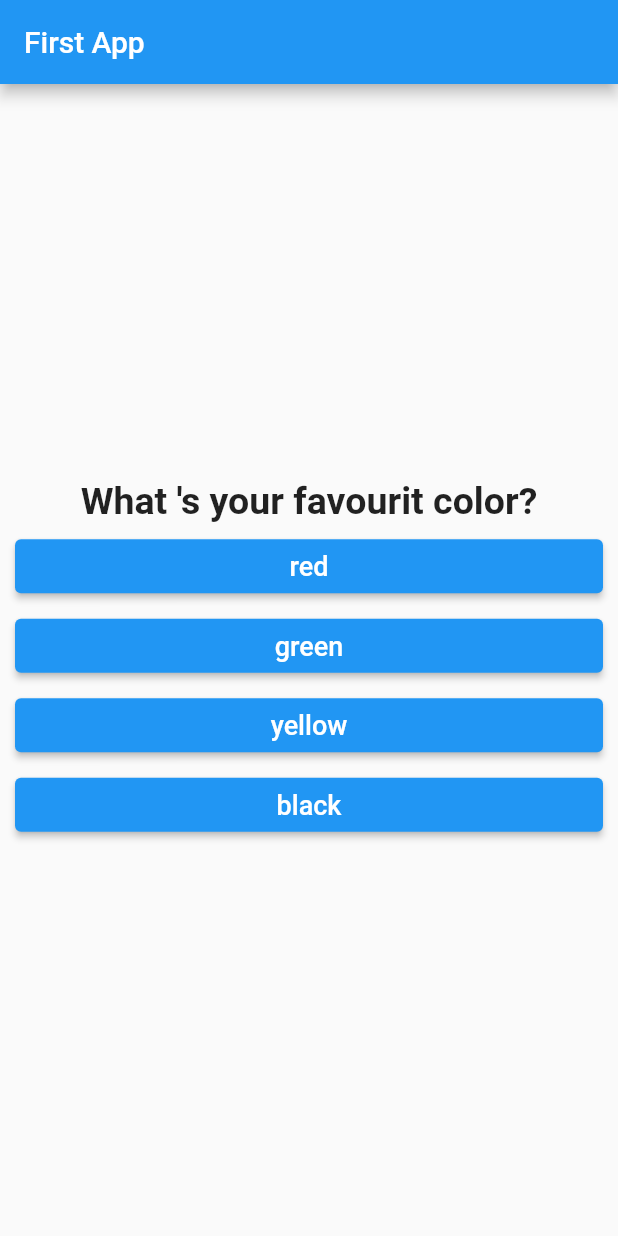
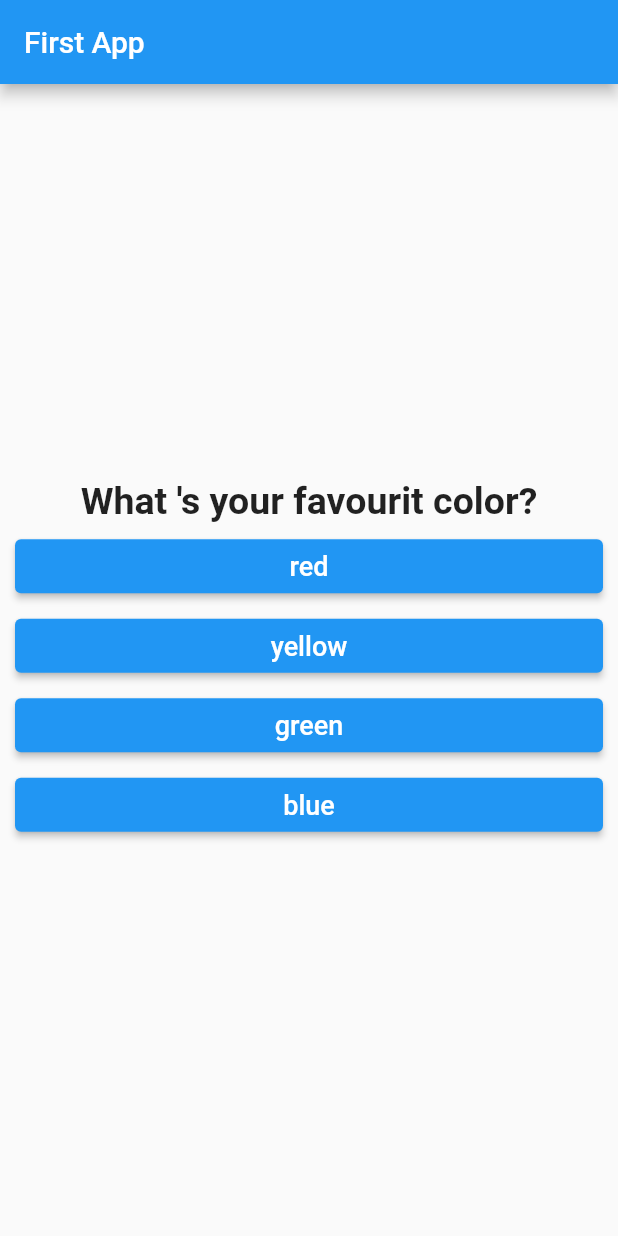
Before and after one commit to MahmoudIbrahem43/Quiz-app, a Flutter app: the screen it shows after launch, on a phone screen of 412 x 824 dp. Run offline on Flutter 3.47's test engine with Material 2 defaults, Android fonts, the phone set to English and light mode, and no system bars.

Commit message:
added new featers like calculate total score and restarting the app

```diff
--- a/lib/homePage.dart
+++ b/lib/homePage.dart
@@ -1,6 +1,7 @@
 import 'package:flutter/material.dart';
 import 'package:flutter_application_2/answer.dart';
 import 'package:flutter_application_2/question.dart';
+import 'package:flutter_application_2/result.dart';
 
 class HomePage extends StatefulWidget {
   @override
@@ -11,25 +12,49 @@ class _HomePageState extends State<HomePage> {
   var questions = const [
     {
       'questionText': 'What \'s your favourit color?',
-      'answer': ['red', 'green', 'yellow', 'black'],
+      'answer': [
+        {'text': 'red', 'score': 10},
+        {'text': 'yellow', 'score': 7},
+        {'text': 'green', 'score': 3},
+        {'text': 'blue', 'score': 1},
+      ],
     },
     {
       'questionText': 'What \'s your favourit animal?',
-      'answer': ['lion', 'elephant', 'giraff', 'snake'],
+      'answer': [
+        {'text': 'lion', 'score': 10},
+        {'text': 'elephant', 'score': 7},
+        {'text': 'giraff', 'score': 3},
+        {'text': 'snake', 'score': 1},
+      ],
     },
     {
       'questionText': 'What \'s your favourit manager?',
-      'answer': ['ahmed', 'mai', 'fady', 'haidy'],
+      'answer': [
+        {'text': 'ahmed', 'score': 10},
+        {'text': 'max', 'score': 7},
+        {'text': 'mahmoud', 'score': 3},
+        {'text': 'mai', 'score': 1},
+      ],
     }
   ];
   var index = 0;
+  var _totalScore = 0;
 
-  void changeIndex() {
+  void changeIndex(int score) {
+    _totalScore += score;
     if (index < questions.length) {
       setState(() {
         index++;
       });
     }
+  }
+
+  void restartQuiz() {
+    setState(() {
+      index = 0;
+      _totalScore=0;
+    });
   }
 
   @override
@@ -43,23 +68,30 @@ class _HomePageState extends State<HomePage> {
                 child: Column(
                   mainAxisAlignment: MainAxisAlignment.center,
                   children: [
-                  Quetsion('${questions[index]['questionText']}'),
-                  ...(questions[index]['answer'] as List<String>).map((answer) {
-                    return Answer(answer, changeIndex);
+                    Quetsion(questions[index]['questionText'] as String),
+                    ...(questions[index]['answer']
+                            as List<Map<String, dynamic>>)
+                        .map((answer) {
+                      return Answer(
+                        answer['text'] as String,
+                        () => changeIndex(answer['score']),
+                      );
                     }).toList()
                   ],
                 ),
               )
-          : Center(
-              child: ElevatedButton(
-                child: const Text('Play again'),
-                onPressed: () {
-                  setState(() {
-                    index = 0;
-                  });
-                },
+            : Column(
+                mainAxisAlignment: MainAxisAlignment.center,
+                children: [
+                  Result(_totalScore),
+                  TextButton(
+                    onPressed: restartQuiz,
+                    child: const Text(
+                      'Restart Quiz',
+                      style: TextStyle(fontSize: 16),
                     ),
                   ),
-    );
+                ],
+              ));
   }
 }
```
Also changed, not shown: lib/result.dart (added, +32 -0 lines). Lines whose indentation alone changed are shown as unchanged.
